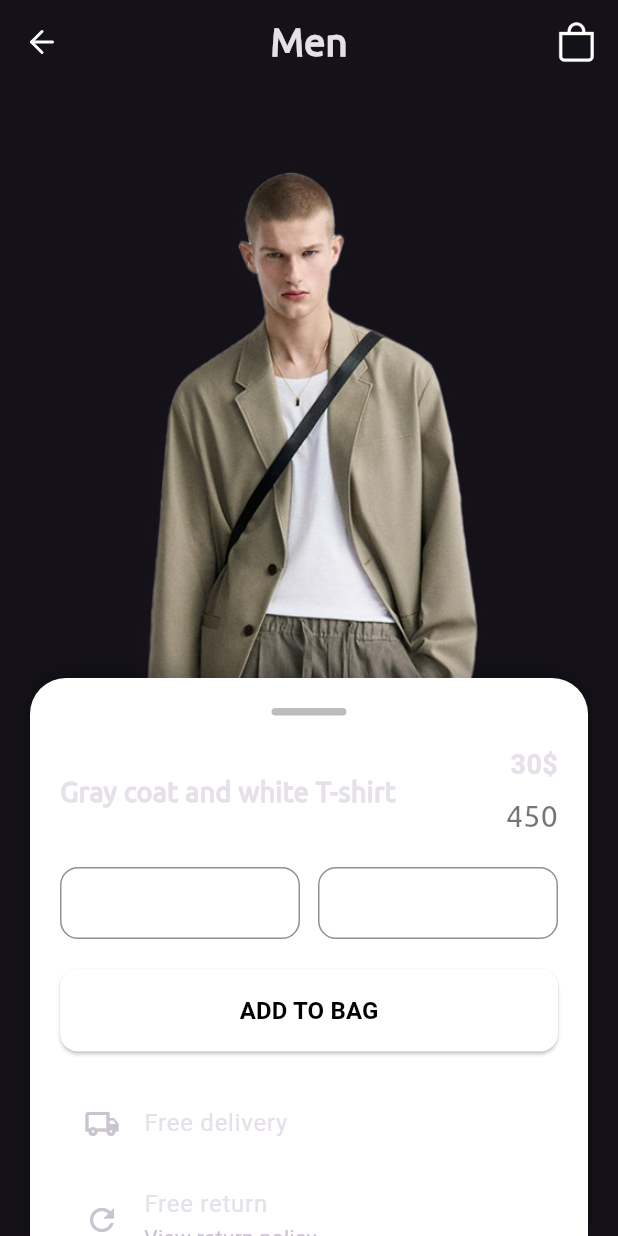
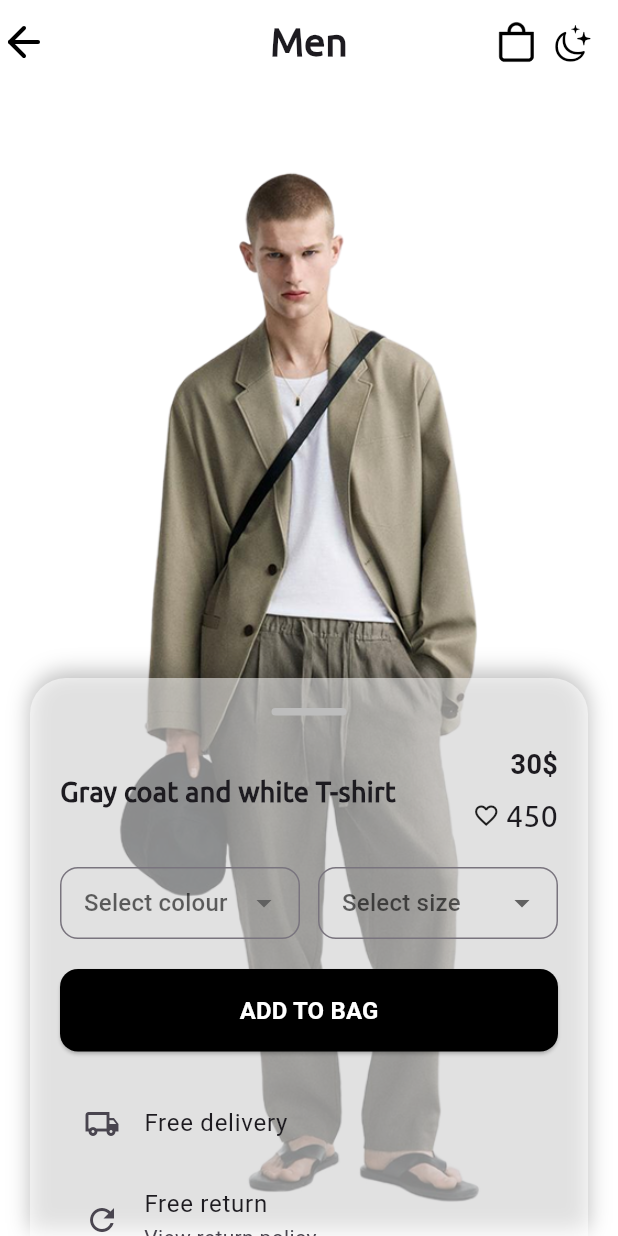
Before and after one commit to Omar-Tmam/Runway-Fashion, a Flutter app: the MobileCategory screen opened directly, after a tap on "Gray coat and white T-shirt", on a phone screen of 412 x 824 dp. Run offline on Flutter 3.47's test engine with Material 3 defaults, Android fonts, the light colour scheme and no system bars; our stand-ins replace flutter_bloc, flutter_svg, gap, go_router, video_player.

Commit message:
finish themes

```diff
--- a/lib/Core/widgets/custom_appbar.dart
+++ b/lib/Core/widgets/custom_appbar.dart
@@ -1,31 +1,48 @@
+import 'package:flutter/cupertino.dart';
 import 'package:flutter/material.dart';
+import 'package:flutter_bloc/flutter_bloc.dart';
 import 'package:flutter_svg/flutter_svg.dart';
+import 'package:runway_app/Core/cubit/theme_cubit.dart';
 import 'package:runway_app/Core/utils/app_styles.dart';
 
 class CustomAppbar extends StatelessWidget implements PreferredSizeWidget {
   const CustomAppbar({super.key, required this.widget, required this.suffix, required this.title});
+
   final String suffix, title;
   final Widget widget;
+
   @override
-  Size get preferredSize => Size.fromHeight(80);
+  Size get preferredSize => const Size.fromHeight(80);
+
   @override
   Widget build(BuildContext context) {
     return AppBar(
       centerTitle: true,
-      leading: SizedBox.shrink(),
-      leadingWidth: 0,
-      title: Row(
-        mainAxisAlignment: MainAxisAlignment.spaceBetween,
-        children: [
-          widget,
-          Text(title, style: AppStyles.styleBold20(context)),
-          SvgPicture.asset(
-            color: Theme.of(context).brightness == Brightness.dark ? Colors.white : Colors.black,
-            suffix,
-            width: 24,
+      leading: widget,
+      leadingWidth: 32,
+      title: Text(title, style: AppStyles.styleBold20(context)),
+      actions: [
+        SvgPicture.asset(
+          suffix,
+          width: 24,
+          color: Theme.of(context).brightness == Brightness.dark ? Colors.white : Colors.black,
+        ),
+        const SizedBox(width: 12),
+
+        InkWell(
+          onTap: () {
+            context.read<ThemeCubit>().toggleTheme();
+          },
+          child: Icon(
+            Theme.of(context).brightness == Brightness.dark
+                ? CupertinoIcons.sun_max
+                : CupertinoIcons.moon_stars,
+            size: 28,
+            color: Theme.of(context).brightness == Brightness.dark ? Colors.yellow : Colors.black,
           ),
-        ],
-      ),
+        ),
+        const SizedBox(width: 16),
+      ],
     );
   }
 }
--- a/lib/Features/category_view/presentation/views/widgets/category_item.dart
+++ b/lib/Features/category_view/presentation/views/widgets/category_item.dart
@@ -8,10 +8,7 @@ import 'package:runway_app/Core/utils/assets.dart';
 import 'package:runway_app/Features/category_view/data/models/men_model.dart';
 
 class CategoryItem extends StatelessWidget {
-  const CategoryItem({
-    super.key,
-    required this.menModel,
-  });
+  const CategoryItem({super.key, required this.menModel});
   final MenModel menModel;
 
   @override
@@ -27,19 +24,13 @@ class CategoryItem extends StatelessWidget {
               color: Color(0xFFEBEBEB),
               elevation: 6,
               shadowColor: Colors.black87,
-              shape: RoundedRectangleBorder(
-                borderRadius: BorderRadius.circular(18),
-              ),
+              shape: RoundedRectangleBorder(borderRadius: BorderRadius.circular(18)),
               clipBehavior: Clip.antiAlias,
               child: Hero(
                 tag: menModel.image,
                 child: Padding(
                   padding: const EdgeInsets.symmetric(vertical: 14),
-                  child: Image.asset(
-                    fit: BoxFit.fitHeight,
-                    height: 250,
-                    menModel.image,
-                  ),
+                  child: Image.asset(fit: BoxFit.fitHeight, height: 250, menModel.image),
                 ),
               ),
             ),
@@ -57,12 +48,12 @@ class CategoryItem extends StatelessWidget {
             children: [
               Text(
                 menModel.price,
-                style: const TextStyle(
-                  fontSize: 18,
-                  fontWeight: FontWeight.bold,
-                ),
+                style: const TextStyle(fontSize: 18, fontWeight: FontWeight.bold),
               ),
               SvgPicture.asset(
+                color: Theme.of(context).brightness == Brightness.dark
+                    ? Colors.white
+                    : Colors.black,
                 Assets.imagesHeart,
                 width: 24,
                 height: 24,
--- a/lib/Features/category_view/presentation/views/widgets/sort_by_section.dart
+++ b/lib/Features/category_view/presentation/views/widgets/sort_by_section.dart
@@ -5,37 +5,37 @@ import 'package:runway_app/Core/utils/app_styles.dart';
 import 'package:runway_app/Core/utils/assets.dart';
 
 class SortBySection extends StatelessWidget {
-  const SortBySection({
-    super.key,
-  });
+  const SortBySection({super.key});
 
   @override
   Widget build(BuildContext context) {
     return Row(
       children: [
-        Text(
-          'Sort by',
-          style: AppStyles.styleMedium14(context),
+        Text('Sort by', style: AppStyles.styleMedium14(context)),
+        Gap(23),
+        Icon(
+          Icons.arrow_drop_down_sharp,
+          color: Theme.of(context).brightness == Brightness.dark ? Colors.white : Colors.black,
         ),
-        Gap(23),
-        Icon(Icons.arrow_drop_down_sharp),
         Spacer(),
-        SvgPicture.asset(Assets.imagesLucideSettings2),
+        SvgPicture.asset(
+          Assets.imagesLucideSettings2,
+          color: Theme.of(context).brightness == Brightness.dark ? Colors.white : Colors.black,
+        ),
         Gap(5),
-        Text(
-          'Filter',
-          style: AppStyles.styleMedium14(context),
-        ),
+        Text('Filter', style: AppStyles.styleMedium14(context)),
         Gap(20),
         SvgPicture.asset(
           Assets.imagesIonGridOutline,
           width: 20,
+          color: Theme.of(context).brightness == Brightness.dark ? Colors.white : Colors.black,
         ),
         Gap(20),
         SvgPicture.asset(
           Assets.imagesSolarUsersGroupRoundedOutline,
           width: 26,
-        )
+          color: Theme.of(context).brightness == Brightness.dark ? Colors.white : Colors.black,
+        ),
       ],
     );
   }
--- a/lib/Features/details_view/presentation/views/widgets/custom_drag_bottom_sheet.dart
+++ b/lib/Features/details_view/presentation/views/widgets/custom_drag_bottom_sheet.dart
@@ -47,8 +47,10 @@ class _CustomDragBottomSheetState extends State<CustomDragBottomSheet> {
       snapAnimationDuration: const Duration(milliseconds: 300),
       builder: (context, scrollController) {
         return Container(
-          decoration: const BoxDecoration(
-            color: Colors.white,
+          decoration: BoxDecoration(
+            color: Theme.of(context).brightness == Brightness.dark
+                ? Colors.black54
+                : Colors.white54,
             borderRadius: BorderRadius.vertical(top: Radius.circular(24)),
             boxShadow: [BoxShadow(color: Colors.black26, blurRadius: 12, offset: Offset(0, -4))],
           ),
--- a/lib/Features/details_view/presentation/views/widgets/name_price_fav_section.dart
+++ b/lib/Features/details_view/presentation/views/widgets/name_price_fav_section.dart
@@ -1,13 +1,9 @@
-
 import 'package:flutter/material.dart';
 import 'package:runway_app/Core/utils/app_styles.dart';
 import 'package:runway_app/Features/category_view/data/models/men_model.dart';
 
 class NamePriceFavSection extends StatelessWidget {
-  const NamePriceFavSection({
-    super.key,
-    required this.menModel,
-  });
+  const NamePriceFavSection({super.key, required this.menModel});
 
   final MenModel menModel;
 
@@ -19,28 +15,21 @@ class NamePriceFavSection extends StatelessWidget {
         Expanded(
           child: Text(
             menModel.name,
-            style: AppStyles.styleMedium14(context)
-                .copyWith(fontSize: 18, fontWeight: FontWeight.bold),
+            style: AppStyles.styleMedium14(
+              context,
+            ).copyWith(fontSize: 18, fontWeight: FontWeight.bold),
           ),
         ),
         Column(
           crossAxisAlignment: CrossAxisAlignment.end,
           children: [
-            Text(
-              menModel.price,
-              style: const TextStyle(
-                fontSize: 18,
-                fontWeight: FontWeight.bold,
-              ),
-            ),
+            Text(menModel.price, style: const TextStyle(fontSize: 18, fontWeight: FontWeight.bold)),
             const SizedBox(height: 6),
             Row(
               children: [
                 const Icon(Icons.favorite_border, size: 18),
                 const SizedBox(width: 4),
-                Text("450",
-                    style: AppStyles.styleMedium14(context)
-                        .copyWith(color: Colors.black54)),
+                Text("450", style: AppStyles.styleMedium14(context)),
               ],
             ),
           ],
--- a/lib/main.dart
+++ b/lib/main.dart
@@ -1,5 +1,7 @@
 import 'package:flutter/material.dart';
 import 'package:flutter/rendering.dart';
+import 'package:flutter_bloc/flutter_bloc.dart';
+import 'package:runway_app/Core/cubit/theme_cubit.dart';
 import 'package:runway_app/Core/utils/app_router.dart';
 
 void main() {
@@ -12,8 +14,12 @@ class RunWayFashion extends StatelessWidget {
 
   @override
   Widget build(BuildContext context) {
+    return BlocProvider(
+      create: (context) => ThemeCubit(),
+      child: BlocBuilder<ThemeCubit, ThemeMode>(
+        builder: (context, state) {
           return MaterialApp.router(
-      themeMode: ThemeMode.dark,
+              themeMode:state ,
               darkTheme: ThemeData.dark().copyWith(),
               theme: ThemeData.light().copyWith(
                 appBarTheme: AppBarTheme(
@@ -25,5 +31,8 @@ class RunWayFashion extends StatelessWidget {
               debugShowCheckedModeBanner: false,
               routerConfig: AppRouter.router,
             );
+        },
+      ),
+    );
   }
 }
```
Lines whose indentation alone changed are shown as unchanged.
